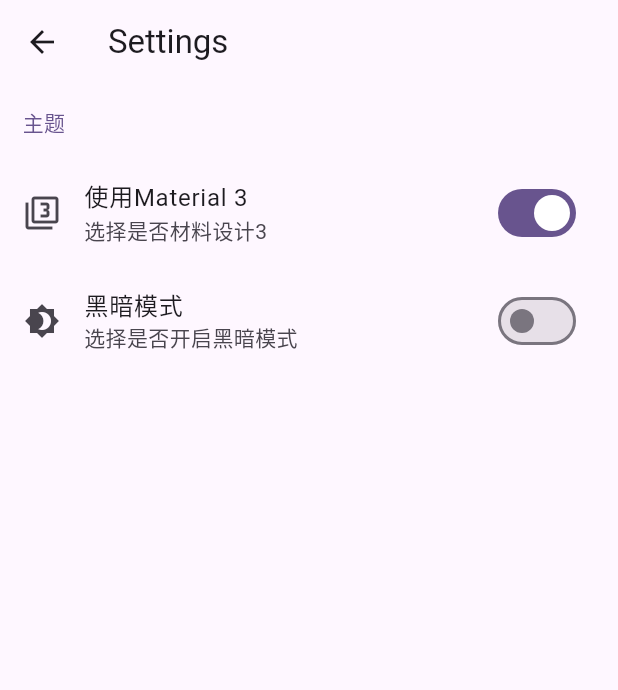
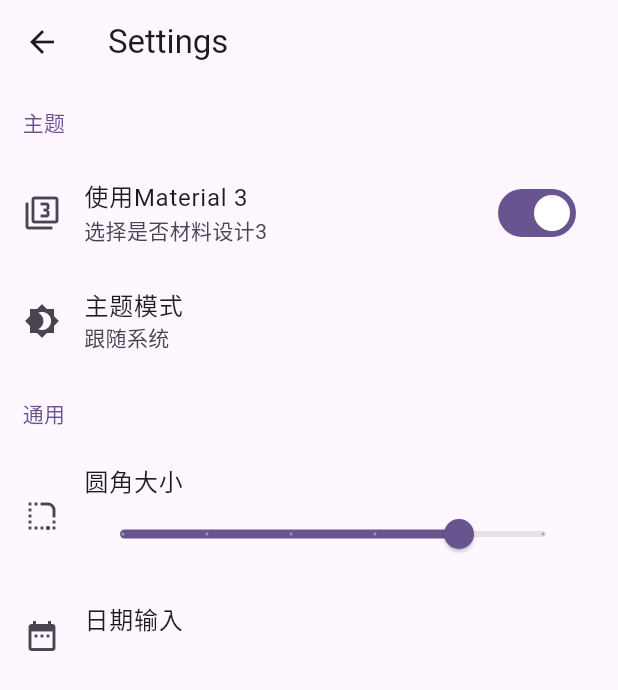
Before and after one commit to QwQ3094/test, a Flutter app: the SettingScreen screen opened directly, on a phone screen of 412 x 824 dp. Shown: the top 690 px of the screen. Run offline on Flutter 3.47's test engine with Material 3 defaults, Android fonts, the phone set to English and light mode, and no system bars; drawn by our look-alikes of dynamic_color.

Commit message:
Some Preference Items

```diff
--- a/lib/school.dart
+++ b/lib/school.dart
@@ -116,8 +116,8 @@ class _SchoolScreenState extends State<SchoolScreen> {
 
         ListTile(
           leading: Checkbox(
-             value: _isChecked,
-             onChanged: _toggleChecked,
+            value: _isChecked,
+            onChanged: _toggleChecked,
           ),
           title: const Text('test'),
         ),
--- a/lib/settings.dart
+++ b/lib/settings.dart
@@ -9,7 +9,9 @@ class SettingScreen extends StatefulWidget {
 
 class _SettingScreenState extends State<SettingScreen> {
   bool _useMaterial3 = true;
-  bool _brightness = false;
+  String _brightness = '跟随系统';
+  double _round = 20;
+  String _date = '';
 
   void _toggleMaterial3(bool value) {
     setState(() {
@@ -17,9 +19,22 @@ class _SettingScreenState extends State<SettingScreen> {
     });
   }
 
-  void _toggleBrightness(bool value) {
+  void _toggleTheme(String value) {
     setState(() {
       _brightness = value;
+    });
+  }
+
+  void _changeRound(double value) {
+    setState(() {
+      _round = value;
+    });
+  }
+
+  void _inputDate(String? value) {
+    setState(() {
+      if (value != null) _date = value;
+      else _date = '';
     });
   }
 
@@ -40,12 +55,53 @@ class _SettingScreenState extends State<SettingScreen> {
             isChecked: _useMaterial3,
             onChecked: _toggleMaterial3,
           ),
-          SwitchPreference(
+          MenuPreference(
             iconData: Icons.brightness_4,
-            title: '黑暗模式',
-            subtitle: '选择是否开启黑暗模式',
-            isChecked: _brightness,
-            onChecked: _toggleBrightness,
+            title: '主题模式',
+            subtitle: _brightness,
+            menuItems: [
+              MenuItemButton(
+                child: const Text('跟随系统'),
+                onPressed: () => _toggleTheme('跟随系统'),
+              ),
+              MenuItemButton(
+                child: const Text('明亮'),
+                onPressed: () => _toggleTheme('明亮'),
+              ),
+              MenuItemButton(
+                child: const Text('黑暗'),
+                onPressed: () => _toggleTheme('黑暗'),
+              ),
+              MenuItemButton(
+                child: const Text('OLED纯黑'),
+                onPressed: () => _toggleTheme('OLED纯黑'),
+              ),
+            ],
+          ),
+
+          PreferenceTitle(text: '通用'),
+
+          SliderPreference(
+            iconData: Icons.rounded_corner,
+            title: '圆角大小',
+            slider: Slider(
+              value: _round,
+              max: 24,
+              divisions: 5,
+              label: _round.round().toString(),
+              onChanged: (double value) => _changeRound(value),
+            ),
+          ),
+
+          EditTextPreference(
+            iconData: Icons.date_range,
+            title: '日期输入',
+            subtitle: '$_date',
+            dialogTitle: '输入你的日期',
+            dialogContent: '日期',
+            dialogCancel: '取消',
+            dialogSure: '确定',
+            onConfirm: (String date) => _inputDate(date),
           ),
         ],
       ),
@@ -113,3 +169,162 @@ class _SwitchPreferenceState extends State<SwitchPreference> {
     );
   }
 }
+
+class MenuPreference extends StatefulWidget {
+  MenuPreference({
+    super.key,
+    required this.iconData,
+    required this.title,
+    required this.subtitle,
+    required this.menuItems,
+  });
+
+  final IconData iconData;
+  final String title;
+  final String subtitle;
+  final List<Widget> menuItems;
+
+  @override
+  State<MenuPreference> createState() => _MenuPreferenceState();
+}
+
+class _MenuPreferenceState extends State<MenuPreference> {
+  IconData get iconData => widget.iconData;
+  String get title => widget.title;
+  String get subtitle => widget.subtitle;
+  List<Widget> get menuItems => widget.menuItems;
+
+  @override
+  Widget build(BuildContext context) {
+    return MenuAnchor(
+      builder: (context, controller, child) {
+        return ListTile(
+          leading: Icon(iconData),
+          title: Text(title),
+          subtitle: Text(subtitle),
+          onTap: () {
+            if (controller.isOpen) {
+              controller.close();
+            } else {
+              controller.open();
+            }
+          }
+        );
+      },
+      menuChildren: menuItems,
+    );
+  }
+}
+
+class SliderPreference extends StatefulWidget {
+  SliderPreference({
+    super.key,
+    required this.iconData,
+    required this.title,
+    required this.slider,
+  });
+
+  final IconData iconData;
+  final String title;
+  final Widget slider;
+
+  @override
+  State<SliderPreference> createState() => _SliderPreferenceState();
+}
+
+class _SliderPreferenceState extends State<SliderPreference> {
+  IconData get iconData => widget.iconData;
+  String get title => widget.title;
+  Widget get slider => widget.slider;
+
+  @override
+  Widget build(BuildContext context) {
+    return ListTile(
+      leading: Icon(iconData),
+      title: Text(title),
+      subtitle: slider,
+    );
+  }
+}
+
+class EditTextPreference extends StatefulWidget {
+  EditTextPreference({
+    super.key,
+    required this.iconData,
+    required this.title,
+    required this.subtitle,
+    required this.dialogTitle,
+    required this.dialogContent,
+    required this.dialogCancel,
+    required this.dialogSure,
+    required this.onConfirm,
+  });
+
+  final IconData iconData;
+  final String title;
+  final String subtitle;
+  final String dialogTitle;
+  final String dialogContent;
+  final String dialogCancel;
+  final String dialogSure;
+  final void Function(String) onConfirm;
+
+  @override
+  State<EditTextPreference> createState() => _EditTextPreferenceState();
+}
+
+class _EditTextPreferenceState extends State<EditTextPreference> {
+  IconData get iconData => widget.iconData;
+  String get title => widget.title;
+  String get subtitle => widget.subtitle;
+  String get dialogTitle => widget.dialogTitle;
+  String get dialogContent => widget.dialogContent;
+  String get dialogCancel => widget.dialogCancel;
+  String get dialogSure => widget.dialogSure;
+  Function(String) get onConfirm => widget.onConfirm;
+
+  void showEditTextDialog(BuildContext context) {
+    final controller = TextEditingController();
+
+    showDialog(
+      context: context,
+      builder: (BuildContext context) {
+        return AlertDialog(
+          title: Text(dialogTitle),
+          content: TextField(
+            decoration: InputDecoration(
+              border: OutlineInputBorder(),
+              labelText: dialogContent,
+            ),
+            controller: controller,
+          ),
+          actions: [
+            TextButton(
+              onPressed: () {
+                Navigator.of(context).pop();
+              },
+              child: Text(dialogCancel),
+            ),
+            FilledButton(
+              onPressed: () {
+                onConfirm(controller.text);
+                Navigator.of(context).pop();
+              },
+              child: Text(dialogSure),
+            ),
+          ],
+        );
+      }
+    );
+  }
+
+  @override
+  Widget build(BuildContext context) {
+    return ListTile(
+      leading: Icon(iconData),
+      title: Text(title),
+      subtitle: Text(subtitle),
+      onTap: () => showEditTextDialog(context),
+    );
+  }
+}
```
